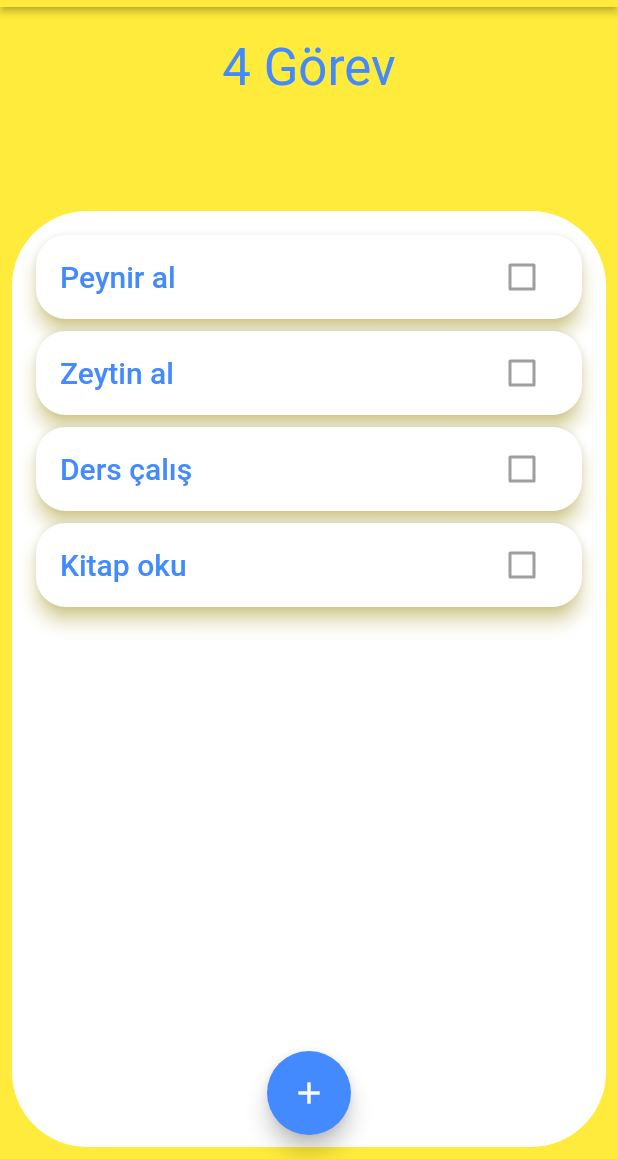
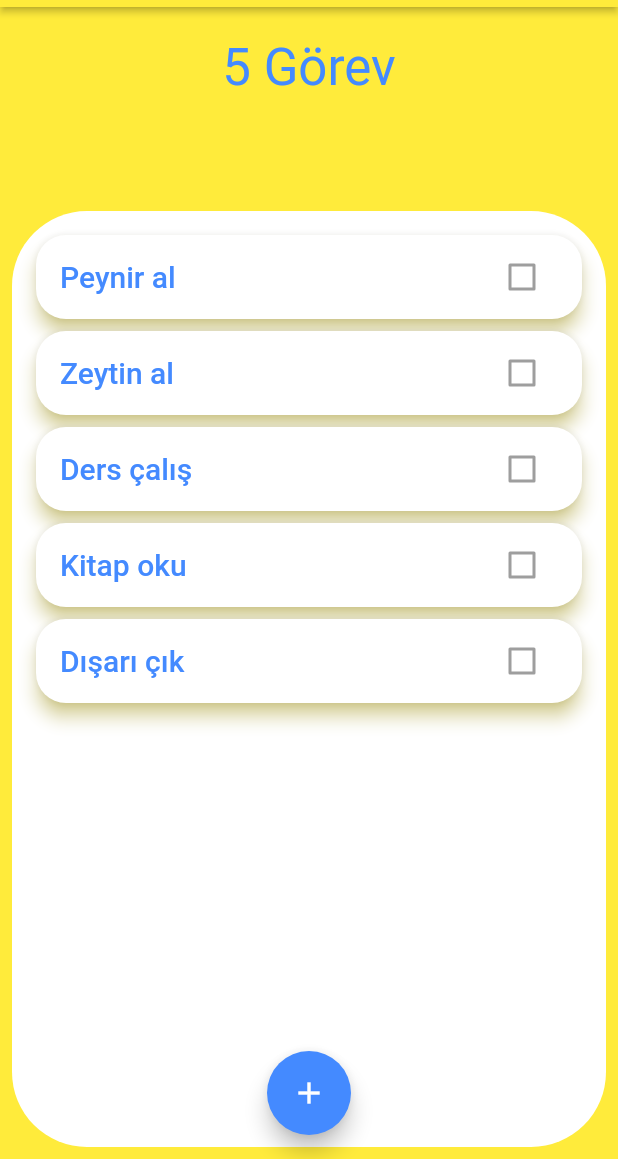
Before and after one commit to 0Suphan0/get_it_done, a Flutter app: the screen it shows after launch, on a phone screen of 412 x 824 dp, the part 77-1236 px from its top. Run offline on Flutter 3.47's test engine with Material 2 defaults, Android fonts, the phone set to English and light mode, and no system bars.

```diff
--- a/lib/models/item_datas.dart
+++ b/lib/models/item_datas.dart
@@ -1,10 +1,12 @@
+import 'package:flutter/material.dart';
 import 'package:get_it_done/models/task.dart';
 
-class ItemData {
+class ItemData with ChangeNotifier {
   List<Task> tasks = [
     Task(title: "Peynir al"),
     Task(title: "Zeytin al"),
     Task(title: "Ders çalış"),
     Task(title: "Kitap oku"),
+    Task(title: "Dışarı çık")
   ];
 }
--- a/lib/screens/home_page.dart
+++ b/lib/screens/home_page.dart
@@ -1,6 +1,7 @@
 import 'package:flutter/material.dart';
 import 'package:get_it_done/models/item_datas.dart';
 import 'package:get_it_done/widgets/item_card.dart';
+import 'package:provider/provider.dart';
 
 
 class HomePage extends StatelessWidget {
@@ -26,7 +27,7 @@ class HomePage extends StatelessWidget {
             child: Padding(
               padding: const EdgeInsets.all(20),
               child: Text(
-                "${itemData.tasks.length} Görev",
+                "${Provider.of<ItemData>(context).tasks.length} Görev",
                 style: Theme.of(context).textTheme.headlineMedium,
               ),
             ),
@@ -45,8 +46,8 @@ class HomePage extends StatelessWidget {
                         itemCount: itemData.tasks.length,
                         itemBuilder: (context, index) {
                           return ItemCard(
-                              title: itemData.tasks[index].title,
-                              isActive: itemData.tasks[index].isDone);
+                              title: Provider.of<ItemData>(context).tasks[index].title,
+                              isActive: Provider.of<ItemData>(context).tasks[index].isDone);
                         }),
                   ),
                 ),
--- a/pubspec.yaml
+++ b/pubspec.yaml
@@ -30,7 +30,7 @@ environment:
 dependencies:
   flutter:
     sdk: flutter
-
+  provider: ^6.0.5
 
   # The following adds the Cupertino Icons font to your application.
   # Use with the CupertinoIcons class for iOS style icons.
```
Also changed, not shown: lib/main.dart (+7 -1 lines), pubspec.lock.
